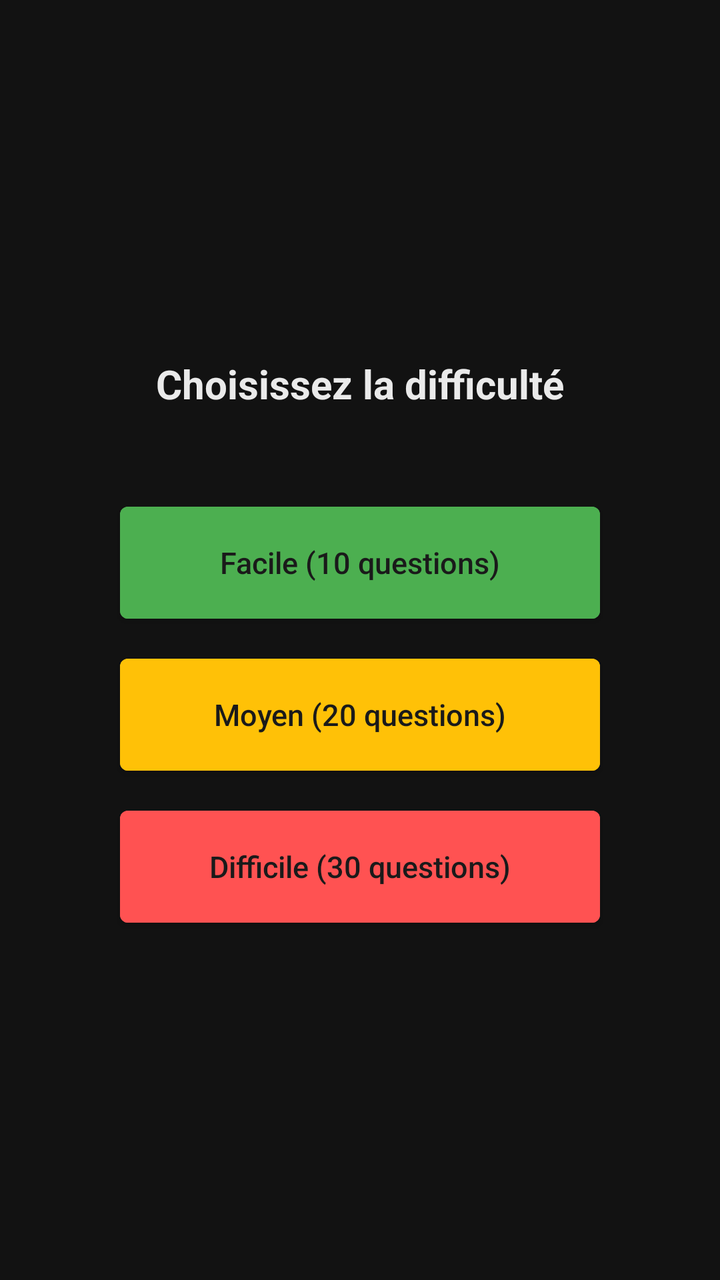
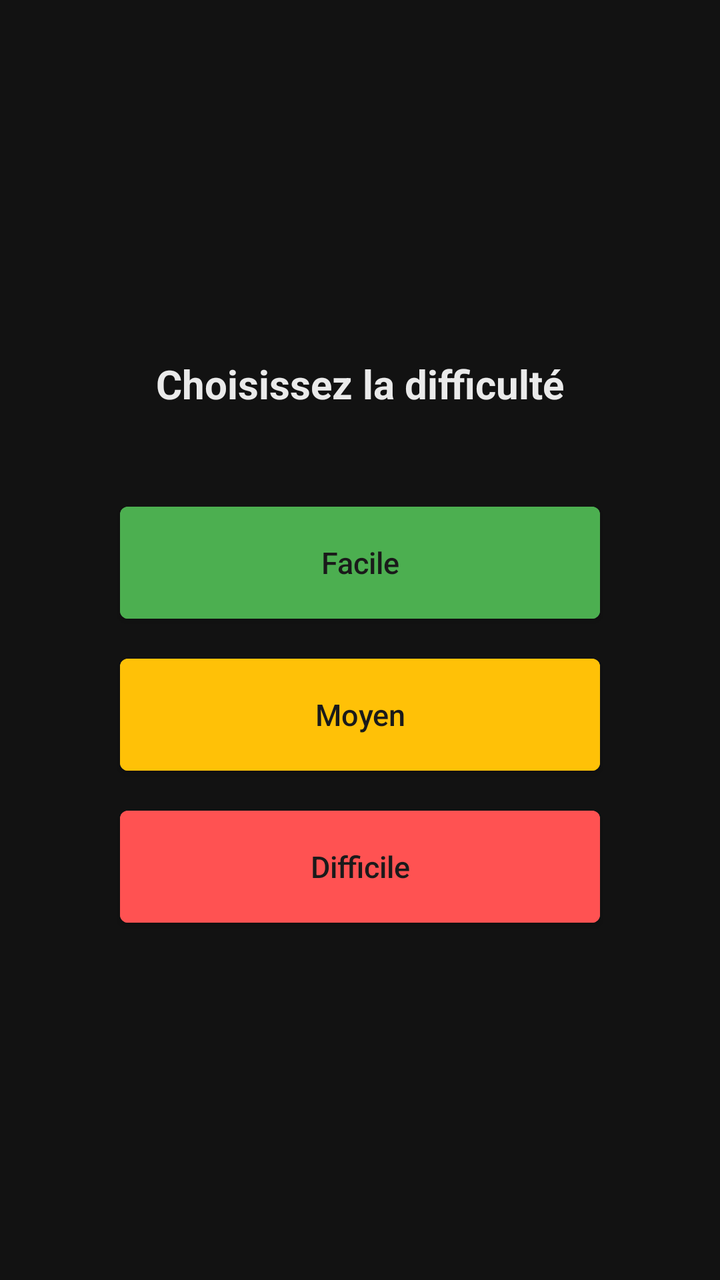

Before-and-after screenshots of an Android layout around one commit, followed by the original layout XML and the change that was made.
<!-- AndroidManifest.xml: application theme Theme.App_mythology -->
<!-- res/layout/fragment_quiz_entity_choice.xml -->
<?xml version="1.0" encoding="utf-8"?>
<LinearLayout xmlns:android="http://schemas.android.com/apk/res/android"
    android:layout_width="match_parent" android:layout_height="match_parent"
    android:orientation="vertical" android:gravity="center" android:padding="32dp"
    android:background="@android:color/transparent">

    <TextView android:layout_width="wrap_content" android:layout_height="wrap_content"
        android:text="Choisissez la difficulté" android:textSize="20sp" android:textStyle="bold"
        android:textColor="#FFEAEAEA" android:layout_marginBottom="48dp"/>

    <Button android:id="@+id/btn_level_easy"
        android:layout_width="240dp" android:layout_height="56dp"
        android:text="Facile (10 questions)"
        android:backgroundTint="#FF4CAF50" android:textColor="#FF1A1A1A"
        android:layout_marginBottom="20dp"/>

    <Button android:id="@+id/btn_level_medium"
        android:layout_width="240dp" android:layout_height="56dp"
        android:text="Moyen (20 questions)"
        android:backgroundTint="#FFFFC107" android:textColor="#FF1A1A1A"
        android:layout_marginBottom="20dp"/>

    <Button android:id="@+id/btn_level_hard"
        android:layout_width="240dp" android:layout_height="56dp"
        android:text="Difficile (30 questions)"
        android:backgroundTint="#FFFF5252" android:textColor="#FF1A1A1A"/>

</LinearLayout>
<!-- resources referenced by this layout -->
<resources>
  <style name="Theme.App_mythology" parent="Base.Theme.App_mythology" />
  <style name="Base.Theme.App_mythology" parent="Theme.MaterialComponents.DayNight.NoActionBar">
          
          <item name="colorPrimary">@color/primary</item>
          <item name="colorPrimaryDark">@color/colorPrimaryDark</item>
          <item name="colorAccent">@color/colorAccent</item>
          <item name="colorOnPrimary">@color/on_primary</item>
          <item name="colorSurface">@color/surface</item>
          <item name="colorOnSurface">@color/on_surface</item>
          <item name="android:windowBackground">@color/surface</item>
          <item name="android:statusBarColor">@color/surface</item>
          <item name="android:navigationBarColor">@color/surface</item>
          <item name="textInputStyle">@style/Widget.MaterialComponents.TextInputLayout.OutlinedBox</item>
          
          <item name="materialButtonStyle">@style/AppButton</item>
      </style>
  <color name="primary">#FFB36A</color>
  <color name="colorPrimaryDark">#FF0A0A0A</color>
  <color name="colorAccent">#FFB36A</color>
  <color name="on_primary">#FF1A1A1A</color>
  <color name="surface">#FF121212</color>
  <color name="on_surface">#FFEAEAEA</color>
  <style name="AppButton" parent="Widget.MaterialComponents.Button">
          <item name="android:textAllCaps">false</item>
          <item name="android:letterSpacing">0</item>
          <item name="android:insetTop">0dp</item>
          <item name="android:insetBottom">0dp</item>
          <item name="android:maxLines">1</item>
          <item name="android:textSize">15sp</item>
          <item name="autoSizeTextType">uniform</item>
          <item name="autoSizeMinTextSize">11sp</item>
          <item name="autoSizeMaxTextSize">15sp</item>
      </style>
</resources>

<!-- the commit's change to res/layout/fragment_quiz_entity_choice.xml (unified diff, before → after) -->
@@ -10,19 +10,19 @@
 
     <Button android:id="@+id/btn_level_easy"
         android:layout_width="240dp" android:layout_height="56dp"
-        android:text="Facile (10 questions)"
+        android:text="Facile"
         android:backgroundTint="#FF4CAF50" android:textColor="#FF1A1A1A"
         android:layout_marginBottom="20dp"/>
 
     <Button android:id="@+id/btn_level_medium"
         android:layout_width="240dp" android:layout_height="56dp"
-        android:text="Moyen (20 questions)"
+        android:text="Moyen"
         android:backgroundTint="#FFFFC107" android:textColor="#FF1A1A1A"
         android:layout_marginBottom="20dp"/>
 
     <Button android:id="@+id/btn_level_hard"
         android:layout_width="240dp" android:layout_height="56dp"
-        android:text="Difficile (30 questions)"
+        android:text="Difficile"
         android:backgroundTint="#FFFF5252" android:textColor="#FF1A1A1A"/>
 
 </LinearLayout>
